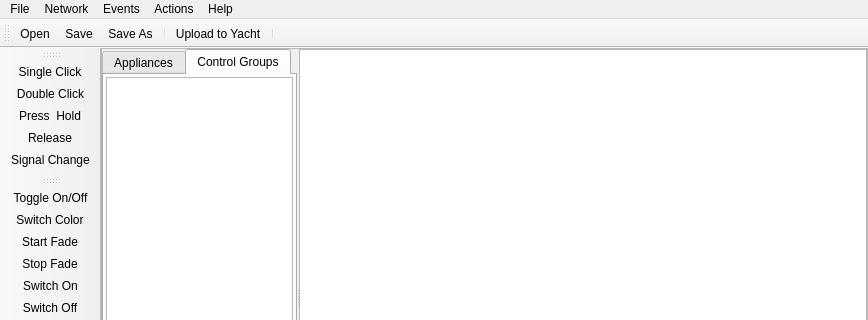
Above: ElecntrlManager/mainwindow.ui from JesperWe/CANLight before the change; both pictures show x 0 to 868 and y 0 to 320 of the 868 by 568 pixel window. Below: the same form after it.
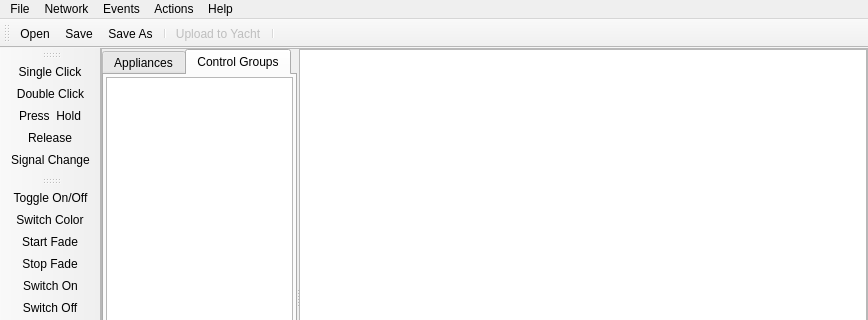
That is the form after the change. Icons and pictures are not drawn. Custom widgets are drawn as their Qt base class.

Diff of the .ui file:
```diff
--- a/ElecntrlManager/mainwindow.ui
+++ b/ElecntrlManager/mainwindow.ui
@@ -509,6 +509,9 @@
    </property>
   </action>
   <action name="actionUpload_to_Yacht">
+   <property name="enabled">
+    <bool>false</bool>
+   </property>
    <property name="icon">
     <iconset>
      <normalon>:/graphics/yachtnet.svg</normalon>
```
Left out of the diff: 11 changed lines with no effect on the pictures.
